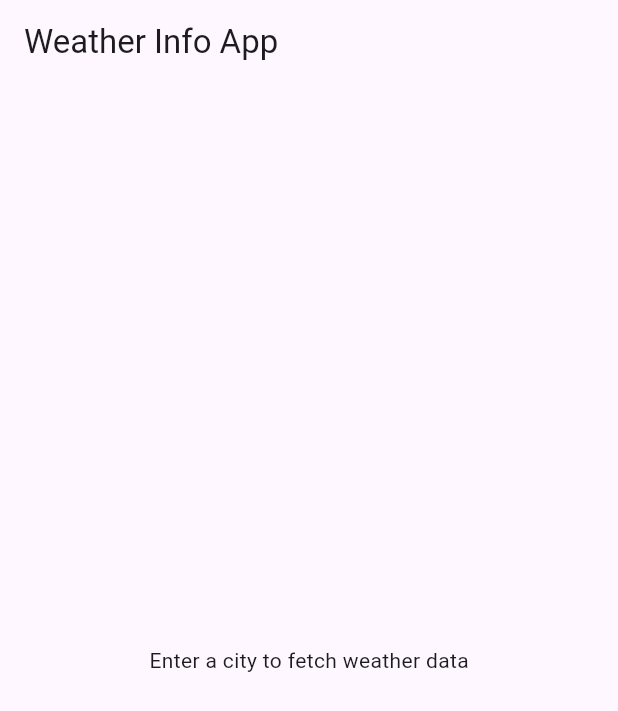
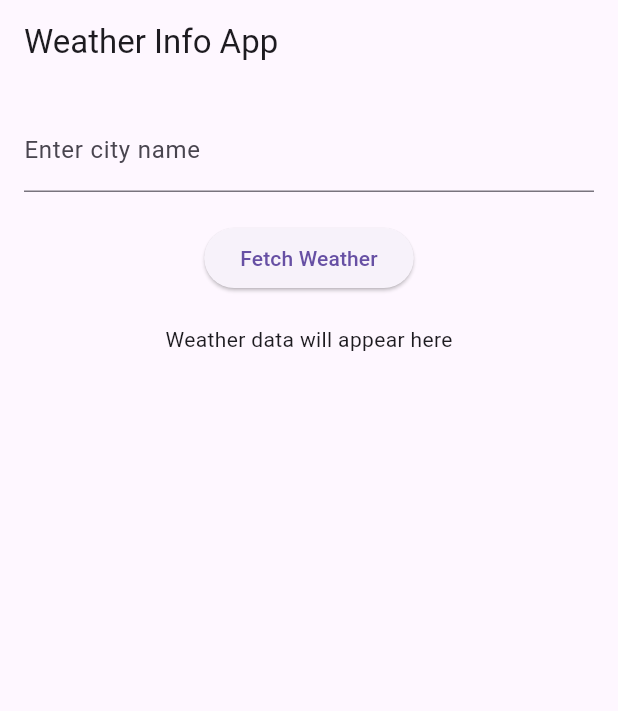
Before and after one commit to Darshan959/weather_info_app, a Flutter app: the screen it shows after launch, on a phone screen of 412 x 824 dp. Shown: the top 711 px of the screen. Run offline on Flutter 3.47's test engine with Material 3 defaults, Android fonts, the phone set to English and light mode, and no system bars.

Commit message:
Basic UI with input field and button

```diff
--- a/lib/main.dart
+++ b/lib/main.dart
@@ -27,14 +27,35 @@ class WeatherHomePage extends StatefulWidget {
 }
 
 class _WeatherHomePageState extends State<WeatherHomePage> {
+  final TextEditingController _cityController = TextEditingController();
+
   @override
   Widget build(BuildContext context) {
     return Scaffold(
       appBar: AppBar(
         title: const Text('Weather Info App'),
       ),
-      body: const Center(
-        child: Text('Enter a city to fetch weather data'),
+      body: Padding(
+        padding: const EdgeInsets.all(16.0),
+        child: Column(
+          children: [
+            TextField(
+              controller: _cityController,
+              decoration: const InputDecoration(
+                labelText: 'Enter city name',
+              ),
+            ),
+            const SizedBox(height: 20),
+            ElevatedButton(
+              onPressed: () {
+                // Weather fetching logic will go here
+              },
+              child: const Text('Fetch Weather'),
+            ),
+            const SizedBox(height: 20),
+            const Text('Weather data will appear here'),
+          ],
+        ),
       ),
     );
   }
```
